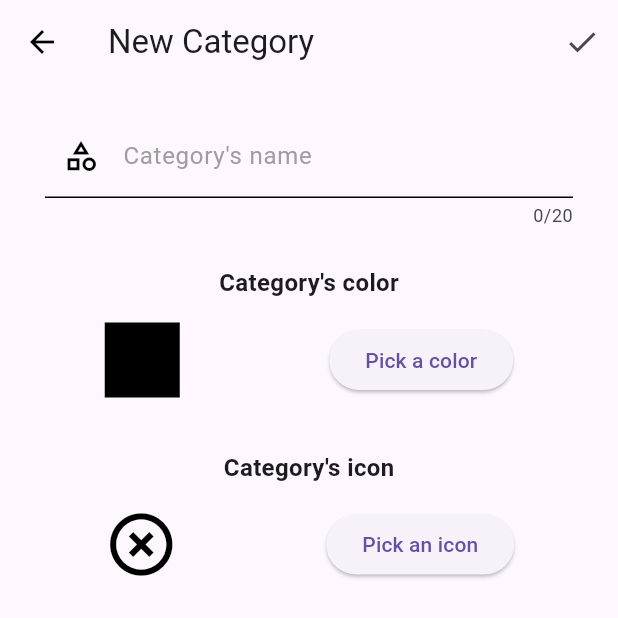
After one commit to NaiaraManeiro/todo-list-flutter, a Flutter app: the NewCategoryPage screen opened by its route, on a phone screen of 412 x 824 dp, the top half of it. The commit adds this screen. Run offline on Flutter 3.47's test engine with Material 3 defaults, Android fonts, the phone set to English and light mode, and no system bars; our stand-ins replace carousel_slider, flutter_colorpicker, flutter_local_notifications, get, local_auth, shared_preferences and 1 more; missing offline and left inert: circle_list, email_sender, encrypt, flutter_iconpicker; accounts and stored records are empty; generated files the repository leaves out were written again.

Commit message:
Create new category design and functionality

```diff
--- a/lib/helpers/sql_helper.dart
+++ b/lib/helpers/sql_helper.dart
@@ -209,6 +209,26 @@ class SQLHelper {
     return null;
   }
 
+  //Add category to user
+  static Future<String> addCategoryUser(String email, CardItem category) async {
+    final db = await SQLHelper.db();
+
+    return await db.transaction<String>( (txn) async {
+      //Check if the name of the category already exists
+      List<Map<String, dynamic>> categoryS = await txn.query('categoriesU', where: "emailU = ? AND name = ?", whereArgs: [email, category.nameCategory], limit: 1);
+
+      if (categoryS.isEmpty) {
+        //Insert the category
+        await txn.insert('categoriesU', {'emailU': email, 'name': category.nameCategory, 'icon': category.icon.codePoint, 'iconColor': category.color.value,
+          'totalProgress': 0, 'totalTime': "0", 'isNew': true});
+
+        return "OK";
+      } else {
+        return "KO";
+      }
+    });
+  }
+
   //Delete category of user
   static Future<void> deleteUserCategory(String email, String nameCategory) async {
     final db = await SQLHelper.db();
--- a/lib/l10n/app_en.arb
+++ b/lib/l10n/app_en.arb
@@ -74,5 +74,15 @@
     "pinText": "Put the pin given in the notification:",
     "etPin": "Pin",
     "toMuchTries": "You hace reach the maximun tries.",
-    "wrongPin": "The pin it's wrong, try again."
+    "wrongPin": "The pin it's wrong, try again.",
+
+    "newCategory": "New Category",
+    "newCatName": "Category's name",
+    "newCatIncorrect": "The name has to only have letters.",
+    "categoryExists": "The name of the category is already in use, try another one.",
+    "newCatCreated": "The new category has been created succeddfully!",
+    "iconCategory": "Category's icon",
+    "pickIcon": "Pick an icon",
+    "colorCategory": "Category's color",
+    "pickColor": "Pick a color"
 }
--- a/lib/logic/forgot_pass_logic.dart
+++ b/lib/logic/forgot_pass_logic.dart
@@ -1,5 +1,3 @@
-
-import 'dart:math';
 
 import 'package:email_sender/email_sender.dart';
 import 'package:flutter/material.dart';
--- a/lib/logic/login_logic.dart
+++ b/lib/logic/login_logic.dart
@@ -115,7 +115,7 @@ class LoginLogic {
           TextButton(
             onPressed: () {
              if (_provider.pin == _provider.generatedPin){
-              Get.snackbar(words.loginOk, "", snackPosition: SnackPosition.BOTTOM, backgroundColor: Colors.black87, colorText: Colors.white);
+              Get.snackbar("",words.loginOk, snackPosition: SnackPosition.BOTTOM, backgroundColor: Colors.black87, colorText: Colors.white);
               navigateTo(MainPage.routeName);
              } else {
                 _provider.tries++;
--- a/lib/main.dart
+++ b/lib/main.dart
@@ -83,6 +83,7 @@ class _MyAppState extends State<MyApp> {
         MainPage.routeName: (_) => const MainPage(),
         NewTaskPage.routeName: (_) => const NewTaskPage(),
         InfoCategoryPage.routeName: (_) => const InfoCategoryPage(),
+        NewCategoryPage.routeName: (_) => const NewCategoryPage(),
       },
     );
   }
--- /dev/null
+++ b/lib/pages/main/new_category_page.dart
@@ -0,0 +1,144 @@
+import 'dart:io';
+
+import 'package:flutter/material.dart';
+import 'package:flutter/services.dart';
+import 'package:flutter_colorpicker/flutter_colorpicker.dart';
+import 'package:flutter_iconpicker/flutter_iconpicker.dart';
+import 'package:flutter_gen/gen_l10n/app_localizations.dart';
+import 'package:provider/provider.dart';
+
+import '../../providers/providers.dart';
+import '../../ui/uis.dart';
+import '../pages.dart';
+
+
+class NewCategoryPage extends StatefulWidget {
+  static String routeName = "newCategory";
+
+  const NewCategoryPage({super.key});
+
+  @override
+  State<NewCategoryPage> createState() => _NewCategoryPageState();
+}
+
+class _NewCategoryPageState extends State<NewCategoryPage> {
+  void changeColor(Color color, CategoryProvider categoryProvider) {
+    setState(() => categoryProvider.currentColor = color);
+  }
+
+  _pickIcon(CategoryProvider categoryProvider) async {
+    IconData? icon = await FlutterIconPicker.showIconPicker(context,
+        iconPackModes: [IconPack.material]);
+
+    setState(() {
+      categoryProvider.selectedIcon = icon ?? Icons.highlight_off_outlined;
+    });
+  }
+
+  @override
+  Widget build(BuildContext context) {
+    AppLocalizations words = AppLocalizations.of(context)!;
+    final categoryProvider = Provider.of<CategoryProvider>(context)..setContext(context);
+
+    return Scaffold(
+      appBar: AppBar(
+        title: Text(words.newCategory),
+        leading: IconButton(
+                icon: Icon(Platform.isAndroid
+                    ? Icons.arrow_back
+                    : Icons.arrow_back_ios, color: Colors.black,),
+                onPressed: () => Navigator.pushReplacementNamed(context, MainPage.routeName),
+              ),
+        actions: <Widget>[
+          IconButton(icon: const Icon(Icons.check), onPressed: () => categoryProvider.logic.newCategory(words))
+        ],
+      ),
+      body: Container(
+        margin: const EdgeInsets.symmetric(horizontal: 30, vertical: 20),
+        child: Column(
+          children: [
+            Form(
+              key: categoryProvider.newCategoryKey,
+              child: TextFormField(
+                autocorrect: false,
+                decoration: InputDecorations.authInputDecoration(labelText: words.newCatName, prefixIcon: Icons.category_outlined),
+                onChanged: (value) {
+                  categoryProvider.newCategoryKey.currentState?.validate();
+                  categoryProvider.newCategory = value;
+
+                },
+                validator: (value) => categoryProvider.logic.validateCategory(words, value),
+                maxLength: 20,
+                inputFormatters: [
+                  FilteringTextInputFormatter.allow(RegExp(r'[a-zA-Z]')),
+                ],
+              ),
+            ),
+            const SizedBox(height: 25,),
+            Text(words.colorCategory, style: const TextStyle(fontWeight: FontWeight.bold, fontSize: 16),),
+            const SizedBox(height: 15,),
+            Row(
+              mainAxisAlignment: MainAxisAlignment.spaceEvenly,
+              children: [
+                Container(
+                  width: 50.0,
+                  height: 50.0,
+                  color: categoryProvider.currentColor,
+                ),
+                const SizedBox(width: 20.0),
+                ElevatedButton(
+                  onPressed: () {
+                    showDialog(
+                      context: context,
+                      builder: (BuildContext context) {
+                        return AlertDialog(
+                          title: Text(words.pickColor),
+                          content: SingleChildScrollView(
+                            child: ColorPicker(
+                              pickerColor: categoryProvider.currentColor,
+                              onColorChanged: (Color color) => changeColor(color, categoryProvider),
+                              pickerAreaHeightPercent: 0.8,
+                            ),
+                          ),
+                          actions: [
+                            TextButton(
+                              onPressed: () {
+                                Navigator.of(context).pop();
+                              },
+                              child: Text(words.dialogButtonAccept),
+                            ),
+                          ],
+                        );
+                      },
+                    );
+                  },
+                  child: Text(words.pickColor),
+                ),
+              ],
+            ),
+            const SizedBox(height: 35),
+            Text(words.iconCategory, style: const TextStyle(fontWeight: FontWeight.bold, fontSize: 16),),
+            const SizedBox(height: 15,),
+            Row(
+              mainAxisAlignment: MainAxisAlignment.spaceEvenly,
+              children: [
+                SizedBox(
+                  child: Icon(
+                    categoryProvider.selectedIcon,
+                    size: 50.0,
+                    color: categoryProvider.currentColor,
+                  )
+                ),
+                const SizedBox(width: 20.0),
+                ElevatedButton(
+                  onPressed: () => _pickIcon(categoryProvider),
+                  child: Text(words.pickIcon),
+                ),
+              ]
+            )
+          ],
+        ),
+      )
+    );
+  }
+}
--- a/lib/pages/pages.dart
+++ b/lib/pages/pages.dart
@@ -6,3 +6,4 @@ export './home/splash_page.dart';
 export './main/main_page.dart';
 export './main/new_task_page.dart';
 export './main/info_category_page.dart';
+export './main/new_category_page.dart';
--- a/lib/providers/category_provider.dart
+++ b/lib/providers/category_provider.dart
@@ -14,6 +14,12 @@ class CategoryProvider extends ChangeNotifier {
   late DateTime startDate;
   late DateTime finishDate;
   bool canAddTaskDetail = false;
+
+  String newCategory = '';
+  final newCategoryKey = GlobalKey<FormState>();
+  bool isNewCategoryOk = false;
+  Color currentColor = Colors.black;
+  IconData selectedIcon = Icons.highlight_off_outlined;
 
   CategoryProvider(){
     logic = CategoryLogic(this);
--- a/pubspec.yaml
+++ b/pubspec.yaml
@@ -47,6 +47,8 @@ dependencies:
   circle_list: ^1.0.5
   email_sender: ^1.3.3
   flutter_local_notifications: ^16.3.2
+  flutter_colorpicker: ^1.0.3
+  flutter_iconpicker: ^3.2.4
 
 dev_dependencies:
   flutter_test:
```
Also changed, not shown: lib/l10n/app_es.arb (+11 -1 lines), lib/logic/category_logic.dart (+34 -0 lines), lib/widgets/animated_floating_button.dart (+25 -5 lines), pubspec.lock.
